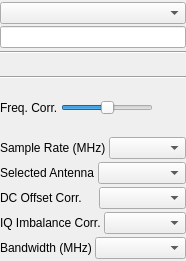
Qt form plugins/samplesource/gnuradio/gnuradiogui.ui (f4exb/sdrangel) before a commit.
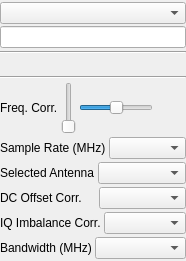
The same form after that commit. Custom widgets are drawn as their Qt base class.

Commit message: Uninitialised Gain Slider warning.

The edit to the form file:
```diff
--- a/plugins/samplesource/gnuradio/gnuradiogui.ui
+++ b/plugins/samplesource/gnuradio/gnuradiogui.ui
@@ -156,6 +156,10 @@
        </property>
       </widget>
      </item>
+     <item>
+      <widget class="QSlider" name="sldGain">
+      </widget>
+     </item>
      <item>
       <widget class="QSlider" name="sldFreqCorr">
        <property name="minimum">
```
The commit also changes 1 other file.
